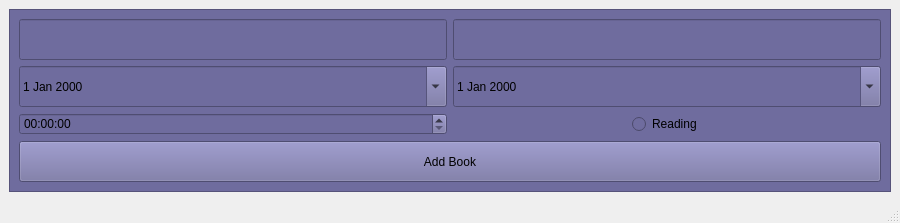
Before: the Qt Designer form src/bookAdd.ui in mahnuser/book-tracker, drawn with Qt 5.
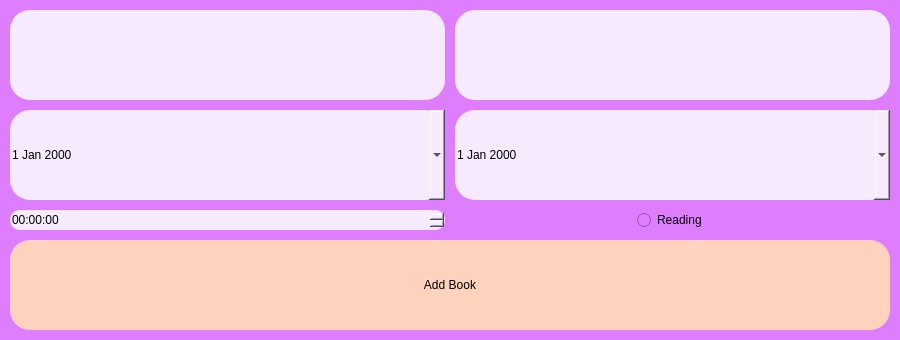
After: the same form once the commit is applied.

The edit to the form file:
```diff
--- a/src/bookAdd.ui
+++ b/src/bookAdd.ui
@@ -7,7 +7,7 @@
     <x>0</x>
     <y>0</y>
     <width>900</width>
-    <height>223</height>
+    <height>340</height>
    </rect>
   </property>
   <property name="minimumSize">
@@ -20,45 +20,50 @@
    <string>MainWindow</string>
   </property>
   <widget class="QWidget" name="centralwidget">
+   <property name="styleSheet">
+    <string notr="true">background-color: rgb(231, 149, 238);</string>
+   </property>
    <layout class="QGridLayout" name="gridLayout_2">
+    <property name="leftMargin">
+     <number>0</number>
+    </property>
+    <property name="topMargin">
+     <number>0</number>
+    </property>
+    <property name="rightMargin">
+     <number>0</number>
+    </property>
+    <property name="bottomMargin">
+     <number>0</number>
+    </property>
+    <property name="verticalSpacing">
+     <number>0</number>
+    </property>
     <item row="0" column="0">
      <widget class="QFrame" name="frame">
       <property name="styleSheet">
-       <string notr="true">background-color: #6f6c9e;</string>
-      </property>
-      <property name="frameShape">
-       <enum>QFrame::StyledPanel</enum>
-      </property>
-      <property name="frameShadow">
-       <enum>QFrame::Raised</enum>
+       <string notr="true">background-color: rgb(223, 125, 255);
+</string>
       </property>
       <layout class="QGridLayout" name="gridLayout">
-       <item row="0" column="0">
-        <widget class="QLineEdit" name="bookName">
-         <property name="sizePolicy">
-          <sizepolicy hsizetype="MinimumExpanding" vsizetype="Minimum">
-           <horstretch>0</horstretch>
-           <verstretch>0</verstretch>
-          </sizepolicy>
-         </property>
-         <property name="styleSheet">
-          <string notr="true"/>
-         </property>
-         <property name="text">
-          <string/>
-         </property>
-        </widget>
-       </item>
-       <item row="0" column="1">
-        <widget class="QLineEdit" name="authorName">
-         <property name="sizePolicy">
-          <sizepolicy hsizetype="MinimumExpanding" vsizetype="Minimum">
-           <horstretch>0</horstretch>
-           <verstretch>0</verstretch>
-          </sizepolicy>
-         </property>
-        </widget>
-       </item>
+       <property name="sizeConstraint">
+        <enum>QLayout::SetNoConstraint</enum>
+       </property>
+       <property name="leftMargin">
+        <number>10</number>
+       </property>
+       <property name="topMargin">
+        <number>10</number>
+       </property>
+       <property name="rightMargin">
+        <number>10</number>
+       </property>
+       <property name="bottomMargin">
+        <number>10</number>
+       </property>
+       <property name="spacing">
+        <number>10</number>
+       </property>
        <item row="1" column="0">
         <widget class="QDateEdit" name="startDate">
          <property name="sizePolicy">
@@ -67,6 +72,11 @@
            <verstretch>0</verstretch>
           </sizepolicy>
          </property>
+         <property name="styleSheet">
+          <string notr="true">background-color: rgb(246, 234, 255);
+font: 12pt &quot;Segoe UI Historic&quot;;
+border-radius: 20px;</string>
+         </property>
          <property name="calendarPopup">
           <bool>true</bool>
          </property>
@@ -80,6 +90,11 @@
            <verstretch>0</verstretch>
           </sizepolicy>
          </property>
+         <property name="styleSheet">
+          <string notr="true">background-color: rgb(246, 234, 255);
+font: 12pt &quot;Segoe UI Historic&quot;;
+border-radius: 20px;</string>
+         </property>
          <property name="calendarPopup">
           <bool>true</bool>
          </property>
@@ -93,6 +108,11 @@
            <verstretch>0</verstretch>
           </sizepolicy>
          </property>
+         <property name="styleSheet">
+          <string notr="true">background-color: rgb(246, 234, 255);
+font: 12pt &quot;Segoe UI Historic&quot;;
+border-radius: 10px;</string>
+         </property>
         </widget>
        </item>
        <item row="3" column="0" colspan="2">
@@ -103,6 +123,11 @@
            <verstretch>0</verstretch>
           </sizepolicy>
          </property>
+         <property name="styleSheet">
+          <string notr="true">font: 12pt &quot;Segoe UI Historic&quot;;
+background-color: rgb(255, 210, 189);
+border-radius: 20px;</string>
+         </property>
          <property name="text">
           <string>Add Book</string>
          </property>
@@ -110,17 +135,52 @@
        </item>
        <item row="2" column="1" alignment="Qt::AlignHCenter">
         <widget class="QRadioButton" name="currentlyReading">
+         <property name="styleSheet">
+          <string notr="true">font: 12pt &quot;Segoe UI Historic&quot;;</string>
+         </property>
          <property name="text">
           <string>Reading</string>
          </property>
         </widget>
        </item>
+       <item row="0" column="1">
+        <widget class="QLineEdit" name="authorName">
+         <property name="sizePolicy">
+          <sizepolicy hsizetype="MinimumExpanding" vsizetype="Minimum">
+           <horstretch>0</horstretch>
+           <verstretch>0</verstretch>
+          </sizepolicy>
+         </property>
+         <property name="styleSheet">
+          <string notr="true">background-color: rgb(246, 234, 255);
+font: 12pt &quot;Segoe UI Historic&quot;;
+border-radius: 20px;</string>
+         </property>
+        </widget>
+       </item>
+       <item row="0" column="0">
+        <widget class="QLineEdit" name="bookName">
+         <property name="sizePolicy">
+          <sizepolicy hsizetype="MinimumExpanding" vsizetype="Minimum">
+           <horstretch>0</horstretch>
+           <verstretch>0</verstretch>
+          </sizepolicy>
+         </property>
+         <property name="styleSheet">
+          <string notr="true">background-color: rgb(246, 234, 255);
+font: 12pt &quot;Segoe UI Historic&quot;;
+border-radius: 20px;</string>
+         </property>
+         <property name="text">
+          <string/>
+         </property>
+        </widget>
+       </item>
       </layout>
      </widget>
     </item>
    </layout>
   </widget>
-  <widget class="QStatusBar" name="statusbar"/>
  </widget>
  <resources/>
  <connections/>
```
